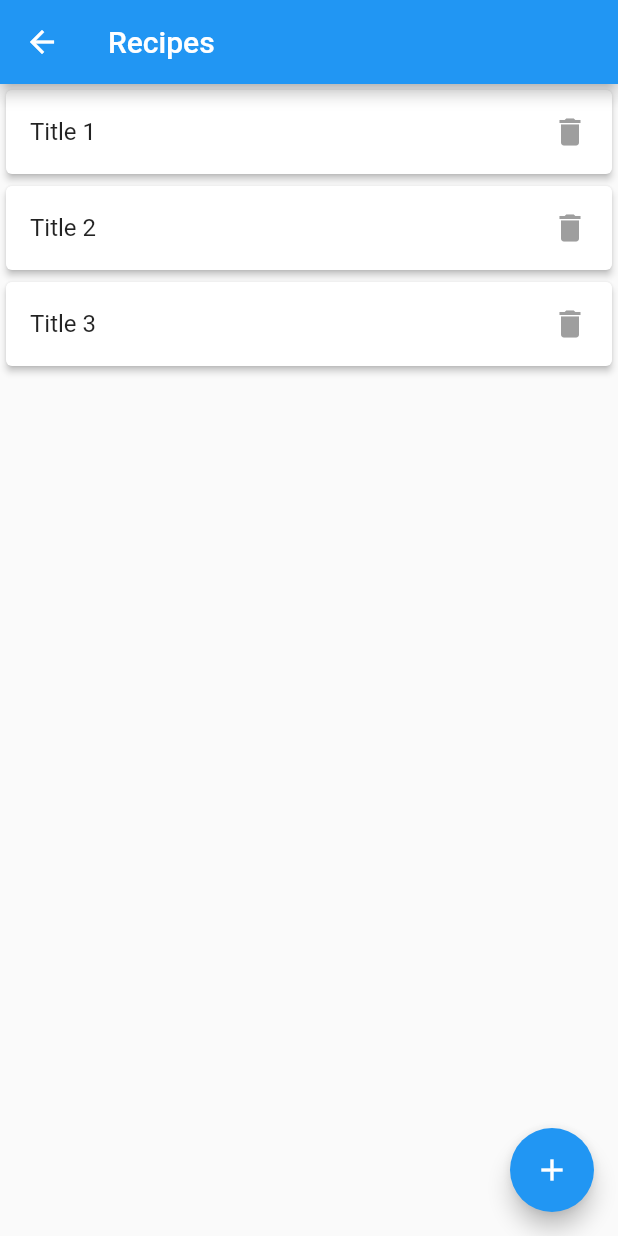
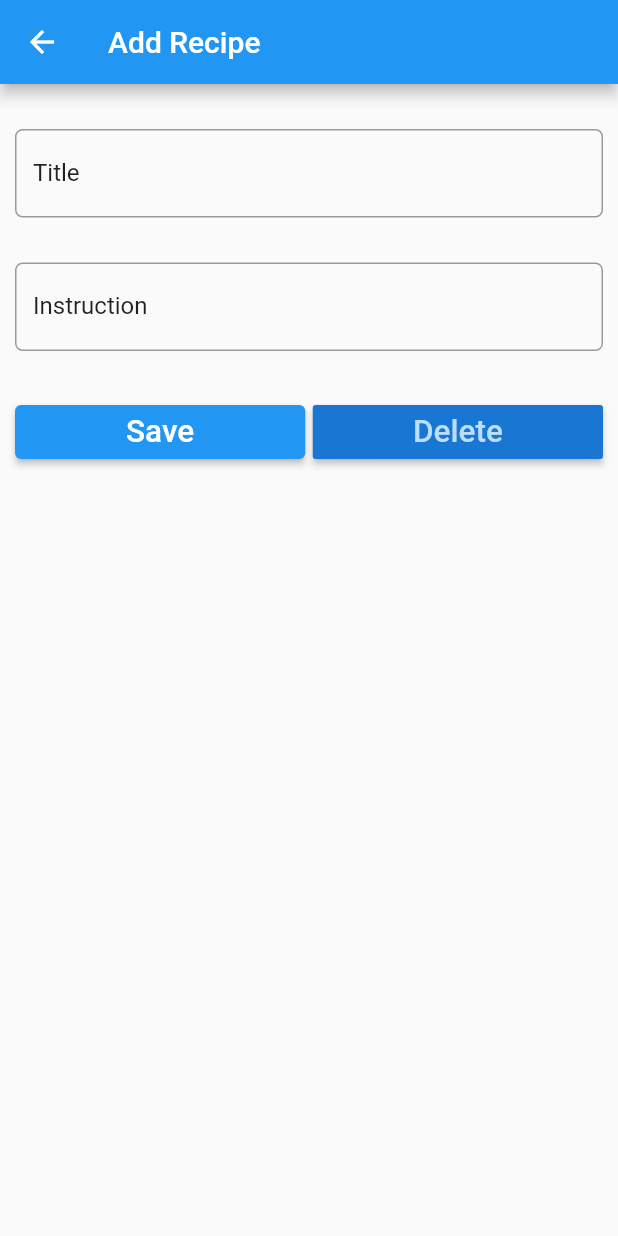
Before and after one commit to FaizIkhwan/flutter-recipe-app, a Flutter app: the RecipeListScreen screen opened directly, after a tap on the "add" icon, on a phone screen of 412 x 824 dp. Run offline on Flutter 3.47's test engine with Material 2 defaults, Android fonts, the phone set to English and light mode, and no system bars.

Commit message:
[] add recipe detail screen

```diff
--- /dev/null
+++ b/recipe_app/lib/recipe_detail_screen.dart
@@ -0,0 +1,135 @@
+import 'package:flutter/material.dart';
+import 'package:intl/intl.dart';
+import 'package:recipe_app/recipe_model.dart';
+
+class RecipeDetailScreen extends StatefulWidget {
+  final String appBarTitle;
+  final RecipeModel recipe;
+
+  RecipeDetailScreen(this.recipe, this.appBarTitle);
+
+  @override
+  State<StatefulWidget> createState() {
+    return RecipeDetailScreenState(this.recipe, this.appBarTitle);
+  }
+}
+
+class RecipeDetailScreenState extends State<RecipeDetailScreen> {
+  var formKey = GlobalKey<FormState>();
+  String appBarTitle;
+  RecipeModel recipe;
+  TextEditingController titleController = TextEditingController();
+  TextEditingController instructionController = TextEditingController();
+
+  RecipeDetailScreenState(this.recipe, this.appBarTitle);
+
+  @override
+  Widget build(BuildContext context) {
+    TextStyle textStyle = Theme.of(context).textTheme.subhead;
+    titleController.text = recipe.title;
+    instructionController.text = recipe.instruction;
+
+    return Scaffold(
+      appBar: AppBar(
+        title: Text(appBarTitle),
+      ),
+      body: Form(
+        key: formKey,
+        child: Padding(
+          padding: EdgeInsets.only(top: 15.0, left: 10.0, right: 10.0),
+          child: ListView(
+            children: <Widget>[
+              Padding(
+                padding: EdgeInsets.only(top: 15.0, bottom: 15.0),
+                child: TextFormField(
+                  controller: titleController,
+                  style: textStyle,
+                  validator: (text) => text.isEmpty ? "Please enter title" : null,
+                  decoration: InputDecoration(
+                    labelText: "Title",
+                    labelStyle: textStyle,
+                    border: OutlineInputBorder(
+                      borderRadius: BorderRadius.circular(5.0),
+                    ),
+                  ),
+                ),
+              ),
+              Padding(
+                padding: EdgeInsets.only(top: 15.0, bottom: 15.0),
+                child: TextFormField(
+                  controller: instructionController,
+                  style: textStyle,
+                  validator: (text) => text.isEmpty ? "Please enter description" : null,
+                  decoration: InputDecoration(
+                    labelText: "Instruction",
+                    labelStyle: textStyle,
+                    border: OutlineInputBorder(
+                      borderRadius: BorderRadius.circular(5.0),
+                    ),
+                  ),
+                ),
+              ),
+              Padding(
+                padding: EdgeInsets.only(top: 15.0, bottom: 15.0),
+                child: Row(
+                  children: <Widget>[
+                    Expanded(
+                      child: ElevatedButton(
+                        child: Text(
+                          "Save",
+                          textScaleFactor: 1.5,
+                        ),
+                        onPressed: () {
+                          setState(() {
+                            if (formKey.currentState.validate()) _save();
+                          });
+                        },
+                      ),
+                    ),
+                    Container(
+                      width: 5.0,
+                    ),
+                    Expanded(
+                      child: RaisedButton(
+                        color: Theme.of(context).primaryColorDark,
+                        textColor: Theme.of(context).primaryColorLight,
+                        child: Text(
+                          "Delete",
+                          textScaleFactor: 1.5,
+                        ),
+                        onPressed: () {
+                          setState(() {
+                            _delete();
+                          });
+                        },
+                      ),
+                    )
+                  ],
+                ),
+              ),
+            ],
+          ),
+        ),
+      ),
+    );
+  }
+
+  void navigateToLastScreen() {
+    Navigator.pop(context, true); // pass true kat navigator notelist
+  }
+
+  void _save() async {
+    Navigator.pop(context, true);
+  }
+
+  void _delete() async {
+    Navigator.pop(context, true);
+  }
+
+  void _showAlertDialog(String title, String message) {
+    AlertDialog alertDialog =
+        AlertDialog(title: Text(title), content: Text(message));
+
+    showDialog(context: context, builder: (_) => alertDialog);
+  }
+}
--- a/recipe_app/lib/recipe_list_screen.dart
+++ b/recipe_app/lib/recipe_list_screen.dart
@@ -1,4 +1,5 @@
 import 'package:flutter/material.dart';
+import 'package:recipe_app/recipe_detail_screen.dart';
 import 'dart:async';
 import 'package:recipe_app/recipe_model.dart';
 
@@ -27,7 +28,12 @@ class RecipeListScreenState extends State<RecipeListScreen> {
       body: getNoteListView(),
       floatingActionButton: FloatingActionButton(
         onPressed: () {
-          // navigateToNoteDetail(Note("", "", 2), "Add Note");
+          RecipeModel recipe = RecipeModel(
+            title: "",
+            instruction: "",
+            image: "",
+          );
+          navigateToRecipeDetail(recipe, "Add Recipe");
         },
         tooltip: "Add Recipe",
         child: Icon(Icons.add),
@@ -80,12 +86,12 @@ class RecipeListScreenState extends State<RecipeListScreen> {
   }
 
   void navigateToRecipeDetail(RecipeModel recipe, String title) async {
-    // bool result = await Navigator.push(context, MaterialPageRoute(builder: (context) {
-    //   return NoteDetail(note, title);
-    // }));
-    // if (result == true) {
-    //   updateListView();
-    // }
+    bool result = await Navigator.push(context, MaterialPageRoute(builder: (context) {
+      return RecipeDetailScreen(recipe, title);
+    }));
+    if (result == true) {
+      updateListView();
+    }
   }
 
   void updateListView() {
--- a/recipe_app/pubspec.yaml
+++ b/recipe_app/pubspec.yaml
@@ -28,6 +28,7 @@ dependencies:
   # The following adds the Cupertino Icons font to your application.
   # Use with the CupertinoIcons class for iOS style icons.
   cupertino_icons: ^1.0.2
+  intl: ^0.17.0
 
 dev_dependencies:
   flutter_test:
```
Also changed, not shown: recipe_app/pubspec.lock.
